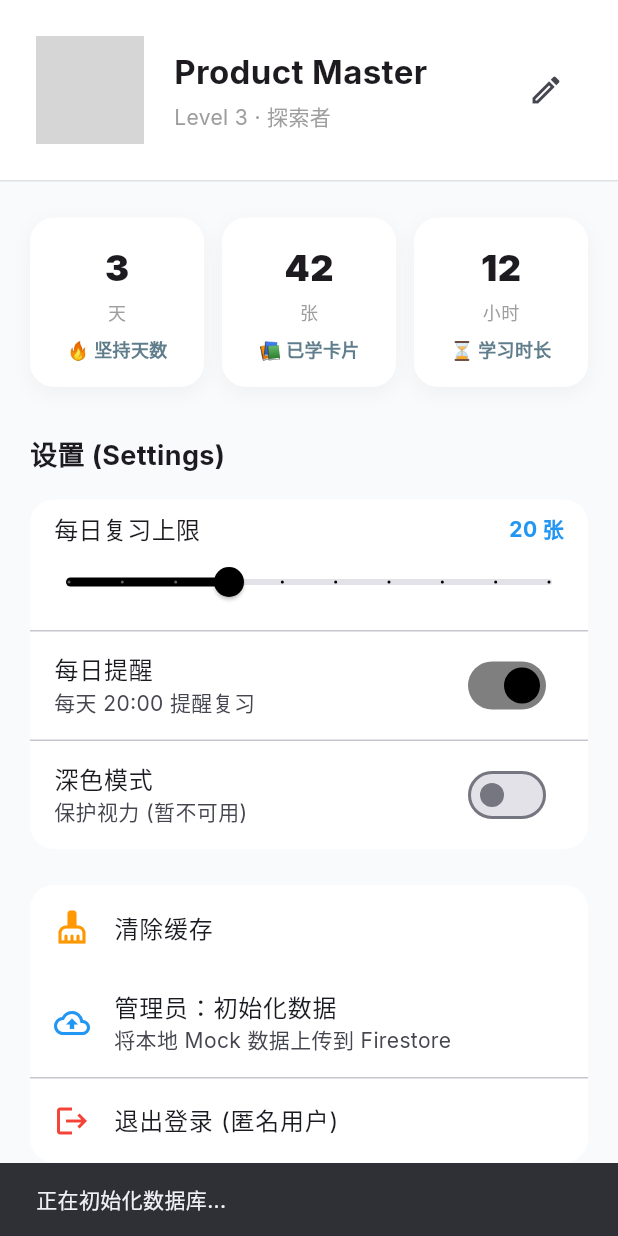
After one commit to kaitongg-bit/Reado, a Flutter app: the ProfilePage screen opened directly, after a tap on "管理员：初始化数据", on a phone screen of 412 x 824 dp. The commit adds this screen. Run offline on Flutter 3.47's test engine with Material 3 defaults, Android fonts, the phone set to English and light mode, and no system bars; our stand-ins replace cloud_firestore, firebase_auth, firebase_core, flutter_markdown, flutter_riverpod, go_router and 1 more; accounts and stored records are empty; network calls fail; statements that could not run were skipped; grey boxes are pictures that could not be loaded.

Commit message:
update: firestore integration

```diff
--- /dev/null
+++ b/lib/data/services/firestore_service.dart
@@ -0,0 +1,96 @@
+import 'package:cloud_firestore/cloud_firestore.dart';
+import '../../models/feed_item.dart';
+
+// Interface for Data Service (Repo Pattern)
+abstract class DataService {
+  Future<List<FeedItem>> fetchFeedItems(String moduleId);
+  Future<void> saveUserNote(String itemId, String question, String answer);
+  Future<void> updateSRSStatus(String itemId, DateTime nextReview, int interval, double ease);
+  Future<void> toggleFavorite(String itemId, bool isFavorited);
+  Future<void> seedInitialData(List<FeedItem> items); // For migration
+}
+
+class FirestoreService implements DataService {
+  final FirebaseFirestore _db = FirebaseFirestore.instance;
+
+  // Collection References
+  CollectionReference get _feedRef => _db.collection('feed_items');
+  CollectionReference get _usersRef => _db.collection('users');
+
+  // Fetch Items
+  @override
+  Future<List<FeedItem>> fetchFeedItems(String moduleId) async {
+    try {
+      print('Fetching module $moduleId...');
+      final snapshot = await _feedRef
+          .where('module', isEqualTo: moduleId)
+          .orderBy('id')
+          .get();
+
+      final items = snapshot.docs.map<FeedItem>((doc) {
+        final data = doc.data() as Map<String, dynamic>;
+        final item = FeedItem.fromJson(data);
+        // Debug Log
+        if (item.isFavorited) print('🔥 Found Favorite from DB: ${item.id}');
+        return item;
+      }).toList();
+
+      return items;
+    } catch (e) {
+      print('Error fetching items for module $moduleId: $e');
+      return [];
+    }
+  }
+
+  // Save User Note
+  @override
+  Future<void> saveUserNote(String itemId, String question, String answer) async {
+     print('TODO: Save note to users/{uid}/notes/$itemId');
+  }
+
+  // Update SRS
+  @override
+  Future<void> updateSRSStatus(String itemId, DateTime nextReview, int interval, double ease) async {
+     try {
+       print('Updating SRS for $itemId: $nextReview');
+     } catch (e) {
+       print('Error updating SRS: $e');
+     }
+  }
+
+  @override
+  Future<void> toggleFavorite(String itemId, bool isFavorited) async {
+    try {
+      print('☁️ Syncing Favorite: $itemId -> $isFavorited');
+      await _feedRef.doc(itemId).update({
+        'isFavorited': isFavorited,
+        // Optional: Update review time if favoring
+        if (isFavorited) 'nextReviewTime': DateTime.now().toIso8601String(),
+      });
+      print('✅ Sync Success');
+    } catch (e) {
+      print('Error toggling favorite: $e');
+    }
+  }
+
+  // SEEDING (Crucial for Step 4)
+  @override
+  Future<void> seedInitialData(List<FeedItem> items) async {
+    // Safety Check: Don't overwrite if data exists!
+    final snapshot = await _feedRef.limit(1).get();
+    if (snapshot.docs.isNotEmpty) {
+      print('⚠️ Database already has data. Skipping Seed to prevent overwrite.');
+      return;
+    }
+
+    final batch = _db.batch();
+
+    for (var item in items) {
+      final docRef = _feedRef.doc(item.id);
+      batch.set(docRef, item.toJson());
+    }
+
+    await batch.commit();
+    print('Seeding completed: ${items.length} items.');
+  }
+}
--- a/lib/features/feed/presentation/widgets/feed_item_view.dart
+++ b/lib/features/feed/presentation/widgets/feed_item_view.dart
@@ -12,7 +12,10 @@ class FeedItemView extends ConsumerStatefulWidget {
     super.key,
     required this.feedItem,
     this.isReviewMode = false,
+    this.onNextTap,
   });
+
+  final VoidCallback? onNextTap;
 
   @override
   ConsumerState<FeedItemView> createState() => _FeedItemViewState();
@@ -172,8 +175,7 @@ class _FeedItemViewState extends ConsumerState<FeedItemView> {
             child: Center(
               child: GestureDetector(
                 onTap: () {
-                  // Ideally this interacts with parent PageView.
-                  // For now, it's a visual cue.
+                  widget.onNextTap?.call();
                 },
                 child: Container(
                   padding: const EdgeInsets.symmetric(horizontal: 16, vertical: 8),
--- a/lib/features/home/presentation/home_page.dart
+++ b/lib/features/home/presentation/home_page.dart
@@ -3,6 +3,7 @@ import 'package:go_router/go_router.dart';
 import 'package:flutter_riverpod/flutter_riverpod.dart';
 
 import '../../vault/presentation/vault_page.dart';
+import '../../profile/presentation/profile_page.dart';
 
 class HomePage extends ConsumerStatefulWidget {
   const HomePage({super.key});
@@ -19,7 +20,7 @@ class _HomePageState extends ConsumerState<HomePage> {
     final screens = [
       const _HomeBody(),
       const VaultPage(),
-      const Center(child: Text('Profile Page (Coming Soon)')),
+      const ProfilePage(),
     ];
 
     return Scaffold(
--- /dev/null
+++ b/lib/features/profile/presentation/profile_page.dart
@@ -0,0 +1,248 @@
+import 'package:flutter/material.dart';
+import 'package:flutter_riverpod/flutter_riverpod.dart';
+import '../../feed/presentation/feed_provider.dart';
+
+class ProfilePage extends ConsumerStatefulWidget {
+  const ProfilePage({super.key});
+
+  @override
+  ConsumerState<ProfilePage> createState() => _ProfilePageState();
+}
+
+class _ProfilePageState extends ConsumerState<ProfilePage> {
+  // Mock Settings State
+  bool _notificationsEnabled = true;
+  bool _darkModeEnabled = false;
+
+  @override
+  Widget build(BuildContext context) {
+    // Access daily limit from FeedNotifier (assuming we expose it or just mock it here for now)
+    // Since mock_data doesn't persist this well in provider solely for profile, we might mock it locally
+    // or better, read it from the provider if available.
+    // For now, let's use a local state synced with provider update logic.
+
+    // We can't easily read the "daily limit" from feedProvider directly without a selector if it's not exposed.
+    // But we previously added `updateDailyLimit`. Let's assume a default for display.
+    const int currentDailyLimit = 20;
+
+    return Scaffold(
+      backgroundColor: const Color(0xFFF8FAFC), // Slate-50
+      body: SafeArea(
+        child: SingleChildScrollView(
+          child: Column(
+            crossAxisAlignment: CrossAxisAlignment.start,
+            children: [
+              // 1. Header Section
+              _buildHeader(),
+
+              const SizedBox(height: 24),
+
+              // 2. Stats Section
+              Padding(
+                padding: const EdgeInsets.symmetric(horizontal: 20),
+                child: Row(
+                  children: [
+                    Expanded(child: _buildStatCard('🔥 坚持天数', '3', '天')),
+                    const SizedBox(width: 12),
+                    Expanded(child: _buildStatCard('📚 已学卡片', '42', '张')),
+                    const SizedBox(width: 12),
+                    Expanded(child: _buildStatCard('⏳ 学习时长', '12', '小时')),
+                  ],
+                ),
+              ),
+
+              const SizedBox(height: 32),
+
+              // 3. Settings Section
+              const Padding(
+                padding: EdgeInsets.symmetric(horizontal: 20),
+                child: Text('设置 (Settings)', style: TextStyle(fontSize: 18, fontWeight: FontWeight.bold)),
+              ),
+              const SizedBox(height: 16),
+
+              _buildSettingsCard([
+                _buildSliderTile(),
+                const Divider(height: 1),
+                SwitchListTile(
+                  title: const Text('每日提醒'),
+                  subtitle: const Text('每天 20:00 提醒复习'),
+                  value: _notificationsEnabled,
+                  onChanged: (val) => setState(() => _notificationsEnabled = val),
+                  activeColor: Colors.black,
+                ),
+                const Divider(height: 1),
+                SwitchListTile(
+                  title: const Text('深色模式'),
+                  subtitle: const Text('保护视力 (暂不可用)'),
+                  value: _darkModeEnabled,
+                  onChanged: (val) {
+                    // setState(() => _darkModeEnabled = val);
+                    ScaffoldMessenger.of(context).showSnackBar(const SnackBar(content: Text('深色模式开发中...')));
+                  },
+                  activeColor: Colors.black,
+                ),
+              ]),
+
+              const SizedBox(height: 24),
+
+              // 4. Danger Zone / Actions
+              _buildSettingsCard([
+                ListTile(
+                  leading: const Icon(Icons.cleaning_services, color: Colors.orange),
+                  title: const Text('清除缓存'),
+                  onTap: () {
+                    ScaffoldMessenger.of(context).showSnackBar(const SnackBar(content: Text('缓存已清除')));
+                  },
+                ),
+                ListTile(
+                  leading: const Icon(Icons.cloud_upload_outlined, color: Colors.blue),
+                  title: const Text('管理员：初始化数据'),
+                  subtitle: const Text('将本地 Mock 数据上传到 Firestore'),
+                  onTap: () async {
+                    final messenger = ScaffoldMessenger.of(context);
+                    messenger.showSnackBar(const SnackBar(content: Text('正在初始化数据库...')));
+
+                    try {
+                      await ref.read(feedProvider.notifier).seedDatabase();
+                      messenger.showSnackBar(const SnackBar(
+                        content: Text('✅ 数据初始化成功！请下拉刷新 Feed 页。'),
+                        backgroundColor: Colors.green
+                      ));
+                    } catch (e) {
+                      messenger.showSnackBar(SnackBar(
+                        content: Text('❌ 初始化失败: $e'),
+                        backgroundColor: Colors.red
+                      ));
+                    }
+                  },
+                ),
+                const Divider(height: 1),
+                ListTile(
+                  leading: const Icon(Icons.logout, color: Colors.red),
+                  title: const Text('退出登录 (匿名用户)'),
+                  onTap: () {
+                     // Add logout logic later
+                     ScaffoldMessenger.of(context).showSnackBar(const SnackBar(content: Text('Firebase 接入后可用')));
+                  },
+                ),
+              ]),
+
+               const SizedBox(height: 40),
+               const Center(
+                 child: Text('Version 1.0.0 (Beta)', style: TextStyle(color: Colors.grey, fontSize: 12)),
+               ),
+               const SizedBox(height: 40),
+            ],
+          ),
+        ),
+      ),
+    );
+  }
+
+  Widget _buildHeader() {
+    return Container(
+      padding: const EdgeInsets.all(24),
+      decoration: const BoxDecoration(
+        color: Colors.white,
+        border: Border(bottom: BorderSide(color: Colors.black12)),
+      ),
+      child: Row(
+        children: [
+          CircleAvatar(
+            radius: 36,
+            backgroundColor: Colors.grey[200],
+            backgroundImage: const NetworkImage('https://api.dicebear.com/7.x/miniavs/png?seed=1'), // Nice placeholder
+          ),
+          const SizedBox(width: 20),
+          const Column(
+            crossAxisAlignment: CrossAxisAlignment.start,
+            children: [
+              Text('Product Master', style: TextStyle(fontSize: 22, fontWeight: FontWeight.bold)),
+              SizedBox(height: 4),
+              Text('Level 3 · 探索者', style: TextStyle(color: Colors.grey)),
+            ],
+          ),
+          const Spacer(),
+          IconButton(
+            icon: const Icon(Icons.edit_outlined),
+            onPressed: () {},
+          )
+        ],
+      ),
+    );
+  }
+
+  Widget _buildStatCard(String label, String value, String unit) {
+    return Container(
+      padding: const EdgeInsets.all(16),
+      decoration: BoxDecoration(
+        color: Colors.white,
+        borderRadius: BorderRadius.circular(16),
+        boxShadow: [
+          BoxShadow(color: Colors.black.withOpacity(0.04), blurRadius: 10, offset: const Offset(0, 4)),
+        ],
+      ),
+      child: Column(
+        children: [
+          Text(value, style: const TextStyle(fontSize: 24, fontWeight: FontWeight.w900)),
+          const SizedBox(height: 4),
+          Text(unit, style: const TextStyle(fontSize: 12, color: Colors.grey)),
+          const SizedBox(height: 8),
+          Text(label, style: const TextStyle(fontSize: 12, fontWeight: FontWeight.bold, color: Colors.blueGrey)),
+        ],
+      ),
+    );
+  }
+
+  Widget _buildSettingsCard(List<Widget> children) {
+    return Container(
+      margin: const EdgeInsets.symmetric(horizontal: 20),
+      decoration: BoxDecoration(
+        color: Colors.white,
+        borderRadius: BorderRadius.circular(16),
+      ),
+      child: Column(children: children),
+    );
+  }
+
+  Widget _buildSliderTile() {
+    // Note: In a real app we would watch the provider state.
+    // Here we use a local state for smoothness and would call the provider on change end.
+    return StatefulBuilder(
+      builder: (context, setState) {
+        double sliderValue = 20.0;
+        return Padding(
+          padding: const EdgeInsets.symmetric(vertical: 8),
+          child: Column(
+            crossAxisAlignment: CrossAxisAlignment.start,
+            children: [
+               Padding(
+                 padding: const EdgeInsets.symmetric(horizontal: 16),
+                 child: Row(
+                   mainAxisAlignment: MainAxisAlignment.spaceBetween,
+                   children: [
+                     const Text('每日复习上限', style: TextStyle(fontSize: 16)),
+                     Text('${sliderValue.toInt()} 张', style: const TextStyle(fontWeight: FontWeight.bold, color: Colors.blue)),
+                   ],
+                 ),
+               ),
+               Slider(
+                 value: sliderValue,
+                 min: 5,
+                 max: 50,
+                 divisions: 9,
+                 activeColor: Colors.black,
+                 onChanged: (val) {
+                   setState(() => sliderValue = val);
+                 },
+                 onChangeEnd: (val) {
+                    ref.read(feedProvider.notifier).updateDailyLimit(val.toInt());
+                 },
+               ),
+            ],
+          ),
+        );
+      }
+    );
+  }
+}
--- a/lib/features/vault/presentation/srs_review_page.dart
+++ b/lib/features/vault/presentation/srs_review_page.dart
@@ -29,7 +29,7 @@ class _SRSReviewPageState extends ConsumerState<SRSReviewPage> {
     // 2. Create updated item (using currentItem to preserve favorite state)
     final updatedItem = currentItem.copyWith(
       nextReviewTime: nextReview,
-      intervalDays: intervalDays,
+      interval: intervalDays,
       masteryLevel: mastery,
     );
 
--- a/lib/models/feed_item.dart
+++ b/lib/models/feed_item.dart
@@ -35,9 +35,9 @@ class UserNotePage extends CardPageContent {
 
 enum FeedItemMastery {
   unknown,
-  hard,   // 对应 "Forgot" / "Complex"
-  medium, // 对应 "Hazy"
-  easy,   // 对应 "熟练"
+  hard,
+  medium,
+  easy,
 }
 
 /// 核心知识点容器
@@ -46,38 +46,52 @@ class FeedItem {
   final String moduleId; // 'A', 'B', 'C', 'D'
   final String title;
 
-  // 页面列表：初始只有 officialPages，运行时会 append userNotes
+  // New Fields
+  final String category;
+  final String difficulty;
+
+  // 页面列表
   final List<CardPageContent> pages;
 
   // SRS 算法数据
   final DateTime? nextReviewTime;
-  final int intervalDays;
+  final int interval; // Changed from intervalDays to interval (SRS standard)
+  final double easeFactor; // Added for SRS
 
-  // 掌握程度 (用于筛选和权重计算)
+  // 掌握程度
   final FeedItemMastery masteryLevel;
 
-  // 收藏状态 (只有收藏过的才会进入复习池)
+  // 收藏状态
   final bool isFavorited;
+
+  // Getters for compatibility
+  String get module => moduleId; // Alias
 
   FeedItem({
     required this.id,
     required this.moduleId,
     required this.title,
+    this.category = 'General',
+    this.difficulty = 'Normal',
     required this.pages,
     this.nextReviewTime,
-    this.intervalDays = 0,
+    this.interval = 0,
+    this.easeFactor = 2.5,
     this.masteryLevel = FeedItemMastery.unknown,
     this.isFavorited = false,
   });
 
-  /// CopyWith method to support immutability and state updates (Riverpod friendly)
+  /// CopyWith
   FeedItem copyWith({
     String? id,
     String? moduleId,
     String? title,
+    String? category,
+    String? difficulty,
     List<CardPageContent>? pages,
     DateTime? nextReviewTime,
-    int? intervalDays,
+    int? interval,
+    double? easeFactor,
     FeedItemMastery? masteryLevel,
     bool? isFavorited,
   }) {
@@ -85,11 +99,92 @@ class FeedItem {
       id: id ?? this.id,
       moduleId: moduleId ?? this.moduleId,
       title: title ?? this.title,
+      category: category ?? this.category,
+      difficulty: difficulty ?? this.difficulty,
       pages: pages ?? this.pages,
       nextReviewTime: nextReviewTime ?? this.nextReviewTime,
-      intervalDays: intervalDays ?? this.intervalDays,
+      interval: interval ?? this.interval,
+      easeFactor: easeFactor ?? this.easeFactor,
       masteryLevel: masteryLevel ?? this.masteryLevel,
       isFavorited: isFavorited ?? this.isFavorited,
     );
   }
+
+  // JSON Serialization
+  Map<String, dynamic> toJson() {
+    return {
+      'id': id,
+      'module': moduleId,
+      'title': title,
+      'category': category,
+      'difficulty': difficulty,
+      'nextReviewTime': nextReviewTime?.toIso8601String(),
+      'interval': interval,
+      'easeFactor': easeFactor,
+      'masteryLevel': masteryLevel.name,
+      'isFavorited': isFavorited,
+      'pages': pages.map((p) {
+        if (p is OfficialPage) {
+           return {
+             'type': 'text',
+             'markdownContent': p.markdownContent,
+             'flashcardQuestion': p.flashcardQuestion,
+             'flashcardAnswer': p.flashcardAnswer,
+           };
+        } else if (p is UserNotePage) {
+           return {
+             'type': 'user_note',
+             'question': p.question,
+             'answer': p.answer,
+             'createdAt': p.createdAt.toIso8601String(),
+           };
+        }
+        return {'type': 'unknown'};
+      }).toList(),
+    };
+  }
+
+  factory FeedItem.fromJson(Map<String, dynamic> json) {
+    // Parse pages
+    var pageList = <CardPageContent>[];
+    if (json['pages'] != null) {
+      for (var p in json['pages']) {
+        if (p['type'] == 'text') {
+          pageList.add(OfficialPage(
+            p['markdownContent'] ?? '',
+            flashcardQuestion: p['flashcardQuestion'],
+            flashcardAnswer: p['flashcardAnswer'],
+          ));
+        } else if (p['type'] == 'user_note') {
+          pageList.add(UserNotePage(
+            question: p['question'] ?? 'Q',
+            answer: p['answer'] ?? 'A',
+            createdAt: p['createdAt'] != null ? DateTime.parse(p['createdAt']) : DateTime.now(),
+          ));
+        }
+      }
+    }
+
+    // Parse Mastery
+    FeedItemMastery mastery = FeedItemMastery.unknown;
+    if (json['masteryLevel'] != null) {
+      try {
+        mastery = FeedItemMastery.values.firstWhere((e) => e.name == json['masteryLevel']);
+      } catch (_) {}
+    }
+
+    return FeedItem(
+      id: json['id'] ?? '',
+      moduleId: json['module'] ?? 'A',
+      title: json['title'] ?? 'Untitled',
+      category: json['category'] ?? 'General',
+      difficulty: json['difficulty'] ?? 'Normal',
+      pages: pageList,
+      nextReviewTime: json['nextReviewTime'] != null ? DateTime.parse(json['nextReviewTime']) : null,
+      interval: json['interval'] ?? 0,
+      easeFactor: (json['easeFactor'] ?? 2.5).toDouble(),
+      masteryLevel: mastery,
+      isFavorited: json['isFavorited'] ?? false,
+    );
+  }
 }
--- a/pubspec.yaml
+++ b/pubspec.yaml
@@ -15,6 +15,9 @@ dependencies:
   intl: ^0.19.0
   google_fonts: ^6.1.0
   shared_preferences: ^2.2.2
+  firebase_core: ^4.3.0
+  cloud_firestore: ^6.1.1
+  firebase_auth: ^6.1.3
 
 dev_dependencies:
   flutter_test:
```
Also changed, not shown: lib/features/feed/presentation/feed_page.dart (+9 -1 lines), lib/features/feed/presentation/feed_provider.dart (+88 -87 lines), lib/features/vault/presentation/vault_page.dart (+12 -15 lines), lib/main.dart (+22 -1 lines), firebase.json (added), lib/firebase_options.dart (added), pubspec.lock, 1 other file.
